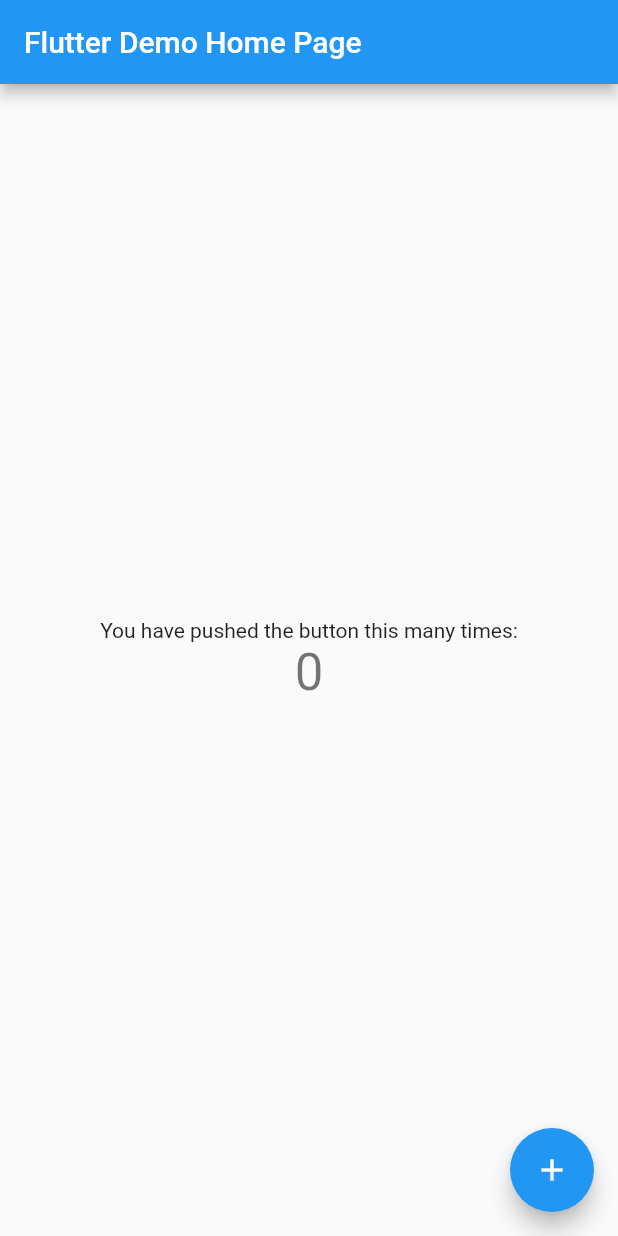
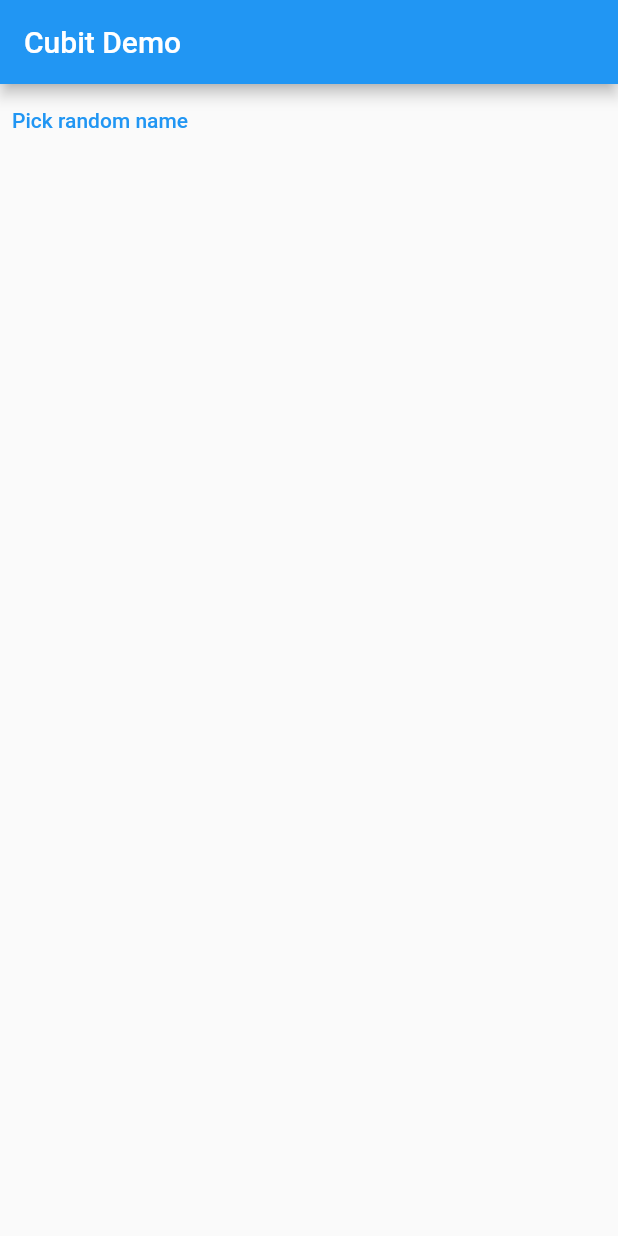
Before and after one commit to ztalha6/bloc-pattern, a Flutter app: the screen it shows after launch, on a phone screen of 412 x 824 dp. Run offline on Flutter 3.47's test engine with Material 2 defaults, Android fonts, the phone set to English and light mode, and no system bars; our stand-ins replace bloc.

Commit message:
step-1 cubit example

```diff
--- a/lib/main.dart
+++ b/lib/main.dart
@@ -1,4 +1,6 @@
 import 'package:flutter/material.dart';
+import 'package:bloc/bloc.dart';
+import 'dart:math' as math show Random;
 
 void main() {
   runApp(const MyApp());
@@ -7,109 +9,86 @@ void main() {
 class MyApp extends StatelessWidget {
   const MyApp({super.key});
 
-  // This widget is the root of your application.
   @override
   Widget build(BuildContext context) {
     return MaterialApp(
       title: 'Flutter Demo',
       theme: ThemeData(
-        // This is the theme of your application.
-        //
-        // Try running your application with "flutter run". You'll see the
-        // application has a blue toolbar. Then, without quitting the app, try
-        // changing the primarySwatch below to Colors.green and then invoke
-        // "hot reload" (press "r" in the console where you ran "flutter run",
-        // or simply save your changes to "hot reload" in a Flutter IDE).
-        // Notice that the counter didn't reset back to zero; the application
-        // is not restarted.
         primarySwatch: Colors.blue,
       ),
-      home: const MyHomePage(title: 'Flutter Demo Home Page'),
+      home: const MyHomePage(),
     );
   }
 }
 
+const names = [
+  'Foo',
+  'Bar',
+  'Baz',
+];
+
+extension RandonElement<T> on Iterable<T> {
+  T getRandomElement() => elementAt(math.Random().nextInt(length));
+}
+
+class NamesCubit extends Cubit<String?> {
+  NamesCubit() : super(null);
+
+  void pickRandomName() => emit(names.getRandomElement());
+}
+
 class MyHomePage extends StatefulWidget {
-  const MyHomePage({super.key, required this.title});
-
-  // This widget is the home page of your application. It is stateful, meaning
-  // that it has a State object (defined below) that contains fields that affect
-  // how it looks.
-
-  // This class is the configuration for the state. It holds the values (in this
-  // case the title) provided by the parent (in this case the App widget) and
-  // used by the build method of the State. Fields in a Widget subclass are
-  // always marked "final".
-
-  final String title;
+  const MyHomePage({super.key});
 
   @override
   State<MyHomePage> createState() => _MyHomePageState();
 }
 
 class _MyHomePageState extends State<MyHomePage> {
-  int _counter = 0;
+  late final NamesCubit cubit;
 
-  void _incrementCounter() {
-    setState(() {
-      // This call to setState tells the Flutter framework that something has
-      // changed in this State, which causes it to rerun the build method below
-      // so that the display can reflect the updated values. If we changed
-      // _counter without calling setState(), then the build method would not be
-      // called again, and so nothing would appear to happen.
-      _counter++;
-    });
+  @override
+  void initState() {
+    cubit = NamesCubit();
+    super.initState();
+  }
+
+  @override
+  void dispose() {
+    cubit.close();
+    super.dispose();
   }
 
   @override
   Widget build(BuildContext context) {
-    // This method is rerun every time setState is called, for instance as done
-    // by the _incrementCounter method above.
-    //
-    // The Flutter framework has been optimized to make rerunning build methods
-    // fast, so that you can just rebuild anything that needs updating rather
-    // than having to individually change instances of widgets.
     return Scaffold(
       appBar: AppBar(
-        // Here we take the value from the MyHomePage object that was created by
-        // the App.build method, and use it to set our appbar title.
-        title: Text(widget.title),
+        title: const Text("Cubit Demo"),
       ),
-      body: Center(
-        // Center is a layout widget. It takes a single child and positions it
-        // in the middle of the parent.
-        child: Column(
-          // Column is also a layout widget. It takes a list of children and
-          // arranges them vertically. By default, it sizes itself to fit its
-          // children horizontally, and tries to be as tall as its parent.
-          //
-          // Invoke "debug painting" (press "p" in the console, choose the
-          // "Toggle Debug Paint" action from the Flutter Inspector in Android
-          // Studio, or the "Toggle Debug Paint" command in Visual Studio Code)
-          // to see the wireframe for each widget.
-          //
-          // Column has various properties to control how it sizes itself and
-          // how it positions its children. Here we use mainAxisAlignment to
-          // center the children vertically; the main axis here is the vertical
-          // axis because Columns are vertical (the cross axis would be
-          // horizontal).
-          mainAxisAlignment: MainAxisAlignment.center,
-          children: <Widget>[
-            const Text(
-              'You have pushed the button this many times:',
-            ),
-            Text(
-              '$_counter',
-              style: Theme.of(context).textTheme.headline4,
-            ),
-          ],
-        ),
+      body: StreamBuilder<String?>(
+        stream: cubit.stream,
+        // initialData: initialData,
+        builder: (BuildContext context, AsyncSnapshot snapshot) {
+          final button = TextButton(
+              onPressed: () => cubit.pickRandomName(),
+              child: const Text("Pick random name"));
+          switch (snapshot.connectionState) {
+            case ConnectionState.none:
+              return button;
+            case ConnectionState.waiting:
+              return button;
+            case ConnectionState.active:
+              return Column(
+                children: [
+                  Text(snapshot.data ?? ""),
+                  button,
+                ],
+              );
+            case ConnectionState.done:
+              return const SizedBox.shrink();
+          }
+        },
       ),
-      floatingActionButton: FloatingActionButton(
-        onPressed: _incrementCounter,
-        tooltip: 'Increment',
-        child: const Icon(Icons.add),
-      ), // This trailing comma makes auto-formatting nicer for build methods.
     );
   }
 }
```
Also changed, not shown: pubspec.yaml (+4 -17 lines), pubspec.lock.
